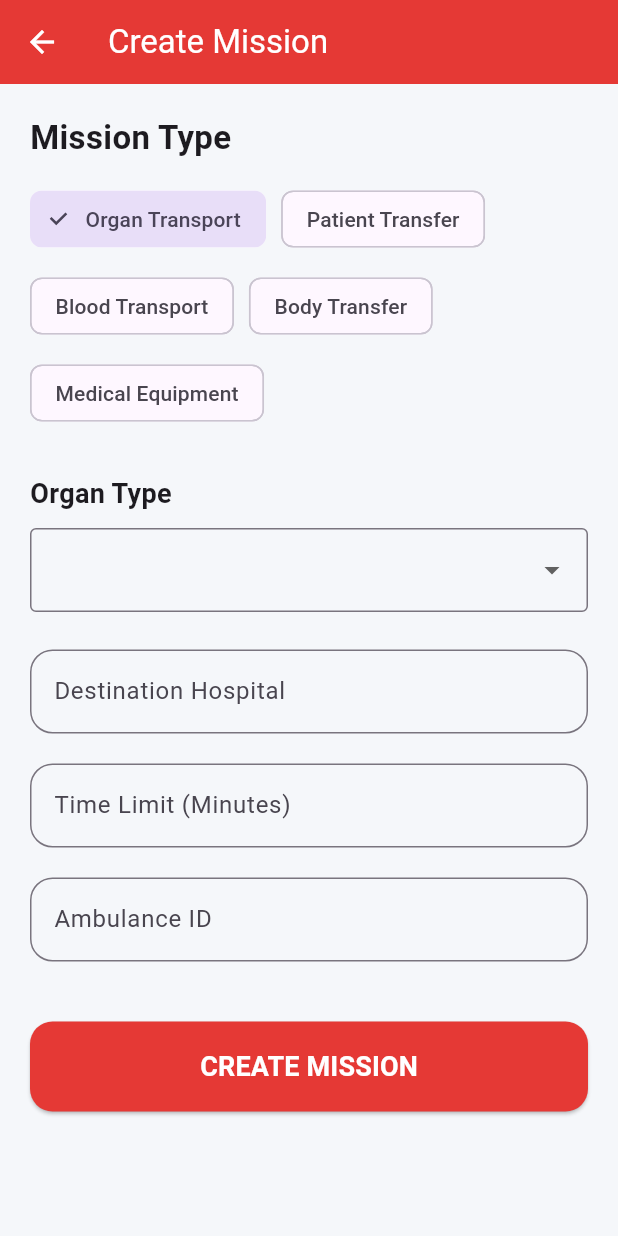
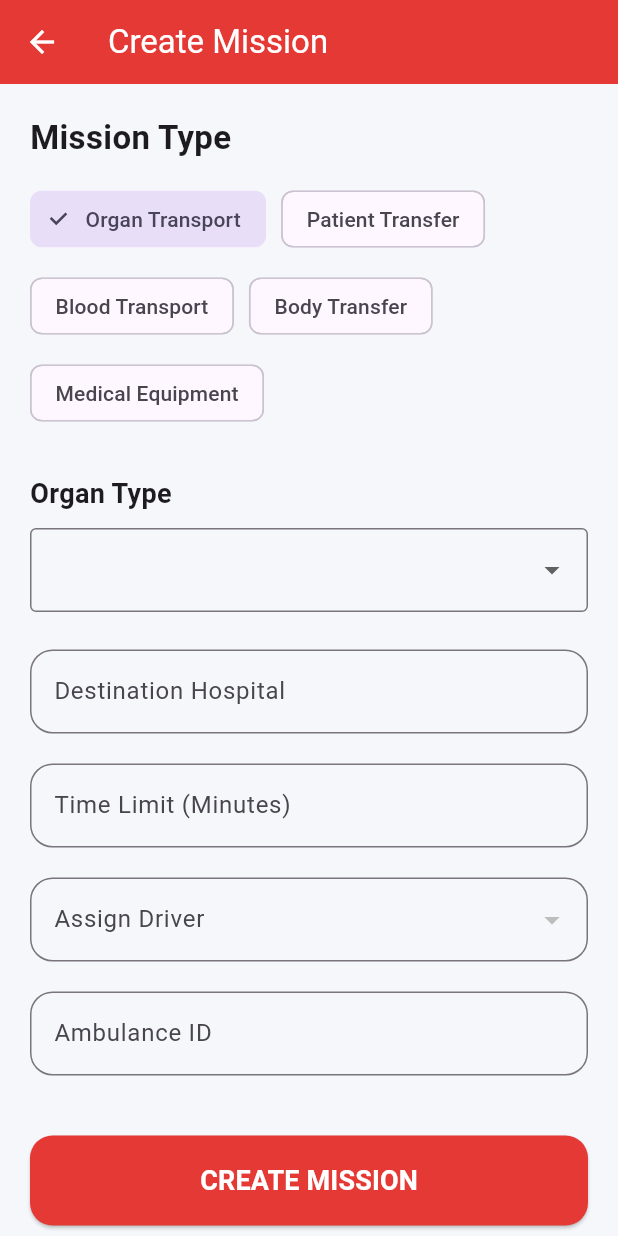
Before and after one commit to himanshu-1629/Green-corridor-CC-HLP-, a Flutter app: the CreateMissionScreen screen opened directly, after a tap on "Organ Transport", on a phone screen of 412 x 824 dp. Run offline on Flutter 3.47's test engine with Material 3 defaults, Android fonts, the phone set to English and light mode, and no system bars; our stand-ins replace supabase_flutter; accounts and stored records are empty; network calls fail.

Commit message:
Added driver assignment during mission creation

```diff
--- a/lib/screens/create_mission_screen.dart
+++ b/lib/screens/create_mission_screen.dart
@@ -1,16 +1,14 @@
 import 'package:flutter/material.dart';
+import 'package:supabase_flutter/supabase_flutter.dart';
 
 class CreateMissionScreen extends StatefulWidget {
   const CreateMissionScreen({super.key});
 
   @override
-  State<CreateMissionScreen> createState() =>
-      _CreateMissionScreenState();
+  State<CreateMissionScreen> createState() => _CreateMissionScreenState();
 }
 
-class _CreateMissionScreenState
-    extends State<CreateMissionScreen> {
-
+class _CreateMissionScreenState extends State<CreateMissionScreen> {
   String? selectedMissionType;
 
   final List<String> missionTypes = [
@@ -21,15 +19,73 @@ class _CreateMissionScreenState
     "Medical Equipment",
   ];
 
-  final List<String> organs = [
-    "Heart",
-    "Liver",
-    "Kidney",
-    "Lungs",
-    "Pancreas",
-  ];
+  final List<String> organs = ["Heart", "Liver", "Kidney", "Lungs", "Pancreas"];
 
   String? selectedOrgan;
+  String? selectedDriverId;
+
+  List<Map<String, dynamic>> drivers = [];
+  final destinationController = TextEditingController();
+  final timeLimitController = TextEditingController();
+  final ambulanceController = TextEditingController();
+
+  bool isLoading = false;
+  Future<void> createMission() async {
+    try {
+      setState(() {
+        isLoading = true;
+      });
+
+      final user = Supabase.instance.client.auth.currentUser;
+
+      await Supabase.instance.client.from('missions').insert({
+        'patient_name': selectedOrgan ?? selectedMissionType ?? 'Mission',
+
+        'pickup_location': ambulanceController.text.trim(),
+
+        'destination': destinationController.text.trim(),
+
+        'priority': timeLimitController.text.trim(),
+
+        'hospital_id': user?.id,
+        'driver_id': selectedDriverId,
+        'status': selectedDriverId == null ? 'Pending' : 'Assigned',
+      });
+
+      if (!mounted) return;
+
+      ScaffoldMessenger.of(context).showSnackBar(
+        const SnackBar(content: Text("Mission Created Successfully")),
+      );
+
+      Navigator.pop(context);
+    } catch (e) {
+      ScaffoldMessenger.of(
+        context,
+      ).showSnackBar(SnackBar(content: Text(e.toString())));
+    }
+
+    setState(() {
+      isLoading = false;
+    });
+  }
+
+  Future<void> loadDrivers() async {
+    final data = await Supabase.instance.client
+        .from('users')
+        .select()
+        .eq('role', 'Driver');
+
+    setState(() {
+      drivers = List<Map<String, dynamic>>.from(data);
+    });
+  }
+
+  @override
+  void initState() {
+    super.initState();
+    loadDrivers();
+  }
 
   @override
   Widget build(BuildContext context) {
@@ -46,17 +102,12 @@ class _CreateMissionScreenState
         padding: const EdgeInsets.all(20),
 
         child: Column(
-          crossAxisAlignment:
-              CrossAxisAlignment.start,
+          crossAxisAlignment: CrossAxisAlignment.start,
 
           children: [
-
             const Text(
               "Mission Type",
-              style: TextStyle(
-                fontSize: 22,
-                fontWeight: FontWeight.bold,
-              ),
+              style: TextStyle(fontSize: 22, fontWeight: FontWeight.bold),
             ),
 
             const SizedBox(height: 15),
@@ -66,9 +117,7 @@ class _CreateMissionScreenState
               runSpacing: 10,
 
               children: missionTypes.map((type) {
-
-                bool selected =
-                    selectedMissionType == type;
+                bool selected = selectedMissionType == type;
 
                 return ChoiceChip(
                   label: Text(type),
@@ -86,21 +135,14 @@ class _CreateMissionScreenState
 
             const SizedBox(height: 30),
 
-            if (selectedMissionType ==
-                "Organ Transport")
+            if (selectedMissionType == "Organ Transport")
               Column(
-                crossAxisAlignment:
-                    CrossAxisAlignment.start,
+                crossAxisAlignment: CrossAxisAlignment.start,
 
                 children: [
-
                   const Text(
                     "Organ Type",
-                    style: TextStyle(
-                      fontSize: 18,
-                      fontWeight:
-                          FontWeight.bold,
-                    ),
+                    style: TextStyle(fontSize: 18, fontWeight: FontWeight.bold),
                   ),
 
                   const SizedBox(height: 10),
@@ -108,23 +150,17 @@ class _CreateMissionScreenState
                   DropdownButtonFormField(
                     value: selectedOrgan,
 
-                    decoration:
-                        const InputDecoration(
-                      border:
-                          OutlineInputBorder(),
+                    decoration: const InputDecoration(
+                      border: OutlineInputBorder(),
                     ),
 
                     items: organs.map((organ) {
-                      return DropdownMenuItem(
-                        value: organ,
-                        child: Text(organ),
-                      );
+                      return DropdownMenuItem(value: organ, child: Text(organ));
                     }).toList(),
 
                     onChanged: (value) {
                       setState(() {
-                        selectedOrgan =
-                            value.toString();
+                        selectedOrgan = value.toString();
                       });
                     },
                   ),
@@ -134,14 +170,12 @@ class _CreateMissionScreenState
             const SizedBox(height: 25),
 
             TextField(
+              controller: destinationController,
               decoration: InputDecoration(
-                labelText:
-                    "Destination Hospital",
-                hintText:
-                    "Search Hospital...",
+                labelText: "Destination Hospital",
+                hintText: "Search Hospital...",
                 border: OutlineInputBorder(
-                  borderRadius:
-                      BorderRadius.circular(15),
+                  borderRadius: BorderRadius.circular(15),
                 ),
               ),
             ),
@@ -149,27 +183,49 @@ class _CreateMissionScreenState
             const SizedBox(height: 20),
 
             TextField(
+              controller: timeLimitController,
               decoration: InputDecoration(
-                labelText:
-                    "Time Limit (Minutes)",
+                labelText: "Time Limit (Minutes)",
                 border: OutlineInputBorder(
-                  borderRadius:
-                      BorderRadius.circular(15),
+                  borderRadius: BorderRadius.circular(15),
                 ),
               ),
             ),
 
             const SizedBox(height: 20),
 
+
+            DropdownButtonFormField<String>(
+              value: selectedDriverId,
+
+              decoration: InputDecoration(
+                labelText: "Assign Driver",
+                border: OutlineInputBorder(
+                  borderRadius: BorderRadius.circular(15),
+                ),
+              ),
+
+              items: drivers.map((driver) {
+                return DropdownMenuItem<String>(
+                  value: driver['id'],
+                  child: Text(driver['name']),
+                );
+              }).toList(),
+
+              onChanged: (value) {
+                setState(() {
+                  selectedDriverId = value;
+                });
+              },
+            ),
+            const SizedBox(height: 20),
             TextField(
+              controller: ambulanceController,
               decoration: InputDecoration(
-                labelText:
-                    "Ambulance ID",
-                hintText:
-                    "Search Ambulance...",
+                labelText: "Ambulance ID",
+                hintText: "Search Ambulance...",
                 border: OutlineInputBorder(
-                  borderRadius:
-                      BorderRadius.circular(15),
+                  borderRadius: BorderRadius.circular(15),
                 ),
               ),
             ),
@@ -181,28 +237,24 @@ class _CreateMissionScreenState
               height: 60,
 
               child: ElevatedButton(
-                style:
-                    ElevatedButton.styleFrom(
-                  backgroundColor:
-                      const Color(0xFFE53935),
+                style: ElevatedButton.styleFrom(
+                  backgroundColor: const Color(0xFFE53935),
 
-                  shape:
-                      RoundedRectangleBorder(
-                    borderRadius:
-                        BorderRadius.circular(
-                            15),
+                  shape: RoundedRectangleBorder(
+                    borderRadius: BorderRadius.circular(15),
                   ),
                 ),
 
-                onPressed: () {},
+                onPressed: isLoading ? null : createMission,
 
-                child: const Text(
+                child: isLoading
+                    ? const CircularProgressIndicator(color: Colors.white)
+                    : const Text(
                         "CREATE MISSION",
                         style: TextStyle(
                           color: Colors.white,
                           fontSize: 18,
-                    fontWeight:
-                        FontWeight.bold,
+                          fontWeight: FontWeight.bold,
                         ),
                       ),
               ),
```
Lines whose indentation alone changed are shown as unchanged.
